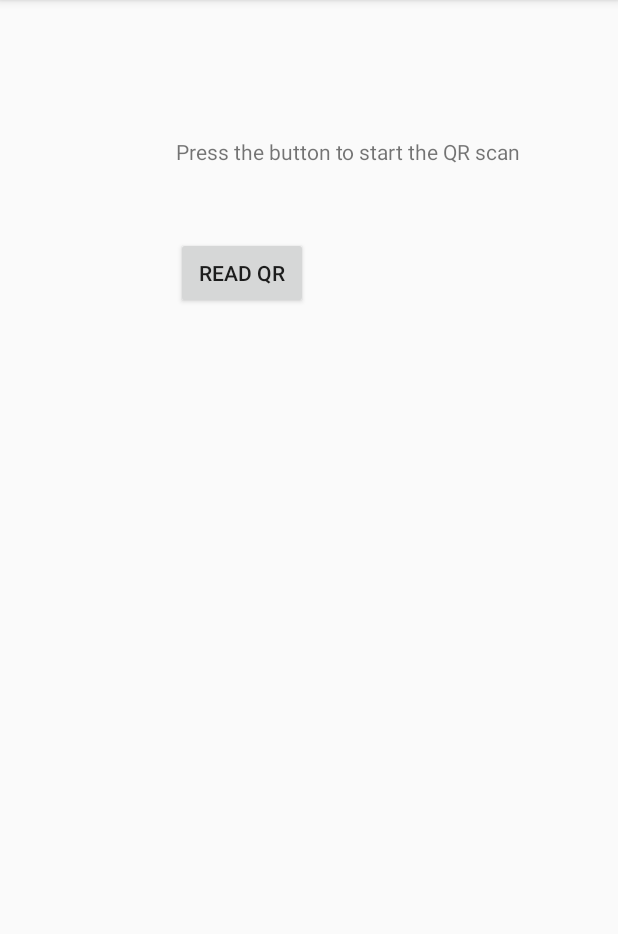
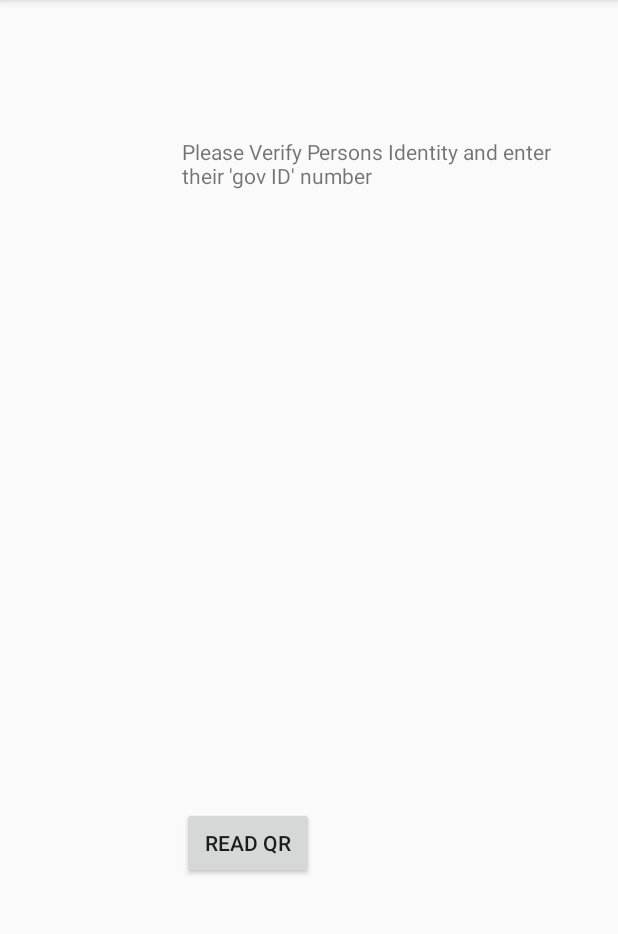
Before and after one commit to ConZimmer/BlockVoteRegistrarApp, an Android app: the ReadQRActivity screen opened directly, with no data from a screen before it, on a phone screen of 412 x 824 dp, the part 84-1018 px from its top. Run offline under Robolectric (Android 15) with nearby library versions, the light colour scheme and no system bars.

Commit message:
Added qr code read after login

```diff
--- a/app/src/main/java/com/blockvote/registrarapplication/qrCode/ReadQRActivity.java
+++ b/app/src/main/java/com/blockvote/registrarapplication/qrCode/ReadQRActivity.java
@@ -22,7 +22,7 @@ public class ReadQRActivity extends AppCompatActivity {
         setContentView(R.layout.activity_read_qr);
 
         TextView textView = (TextView) this.findViewById(R.id.readQR_blurb);
-        textView.setText("Press the button to start the QR scan");
+        textView.setText("Please Verify Persons Identity and enter their 'gov ID' number");
 
         Button button = (Button)findViewById(R.id.readQR_button);
 
--- a/app/src/main/res/layout/activity_read_qr.xml
+++ b/app/src/main/res/layout/activity_read_qr.xml
@@ -25,10 +25,10 @@
         android:layout_width="wrap_content"
         android:layout_height="wrap_content"
         android:id="@+id/readQR_button"
-        android:layout_marginTop="47dp"
-        android:layout_marginLeft="101dp"
-        android:layout_marginStart="101dp"
-        android:layout_below="@+id/readQR_blurb"
+        android:layout_marginLeft="105dp"
+        android:layout_marginStart="105dp"
+        android:layout_alignParentBottom="true"
         android:layout_alignParentLeft="true"
-        android:layout_alignParentStart="true" />
+        android:layout_alignParentStart="true"
+        android:layout_marginBottom="166dp" />
 </RelativeLayout>
```
Also changed, not shown: app/src/main/java/com/blockvote/registrarapplication/LoginActivity.java (+8 -0 lines), app/src/main/java/com/blockvote/registrarapplication/MainActivity.java (+6 -4 lines).
